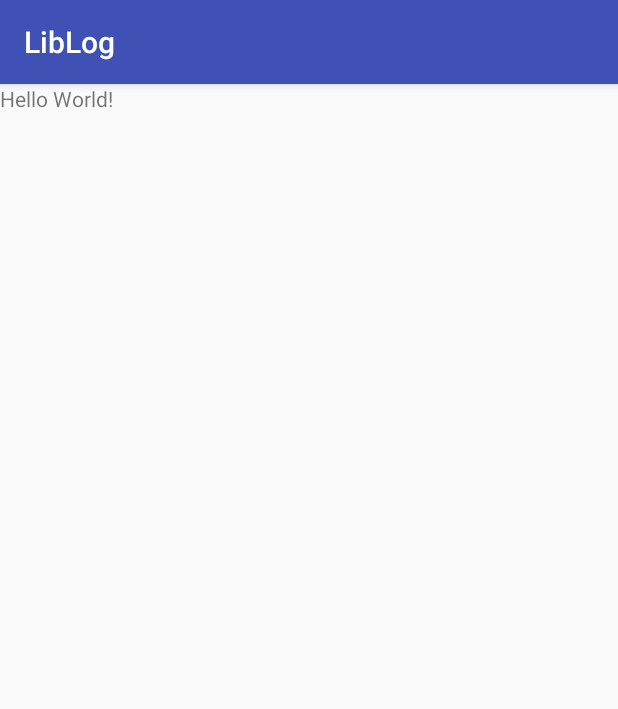
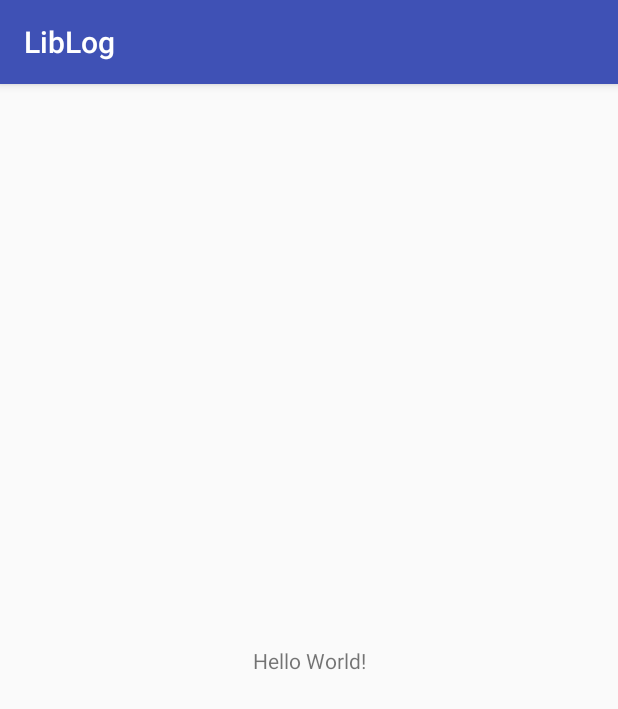
Before and after one commit to rhinoSp/LibLog, an Android app: the screen it shows after launch (MainActivity), on a phone screen of 412 x 824 dp. Shown: the top 709 px of the screen. Run offline under Robolectric (Android 15) with nearby library versions, the phone set to English and light mode, and no system bars.

Commit message:
修改crash日志处理

```diff
--- a/app/pkg.gradle
+++ b/app/pkg.gradle
@@ -9,9 +9,10 @@ ext.signKeyPass = '123456'
 /**
  * 输出APK文件信息
  */
+ext.apkApplicationId = 'com.rhino.log.demo'
+ext.apkVersionName = '1.0.1'
+ext.apkVersionCode = 1
 ext.apkFilePrefix = 'app'
-ext.apkVersionName = '1.0'
-ext.apkVersionCode = 1
 ext.apkOutPutDir = "${rootDir}/outPutApk"
 
 static def buildDate() {
--- a/app/src/main/AndroidManifest.xml
+++ b/app/src/main/AndroidManifest.xml
@@ -3,6 +3,7 @@
     package="com.rhino.log.demo">
 
     <application
+        android:name=".App"
         android:allowBackup="true"
         android:icon="@mipmap/ic_rhino_launcher"
         android:label="@string/app_name"
--- /dev/null
+++ b/app/src/main/java/com/rhino/log/demo/App.java
@@ -0,0 +1,20 @@
+package com.rhino.log.demo;
+
+import android.app.Application;
+
+import com.rhino.log.LogUtils;
+import com.rhino.log.crash.CrashHandlerUtils;
+
+/**
+ * @author LuoLin
+ * @since Create on 2021/6/2
+ **/
+public class App extends Application {
+
+    @Override
+    public void onCreate() {
+        super.onCreate();
+        LogUtils.init(this, true, true);
+        CrashHandlerUtils.getInstance().init(this, new CrashHandler());
+    }
+}
--- a/app/src/main/java/com/rhino/log/demo/MainActivity.java
+++ b/app/src/main/java/com/rhino/log/demo/MainActivity.java
@@ -1,14 +1,13 @@
 package com.rhino.log.demo;
 
 import android.Manifest;
-import android.support.annotation.NonNull;
-import android.support.v4.app.ActivityCompat;
-import android.support.v7.app.AppCompatActivity;
 import android.os.Bundle;
 
+import androidx.annotation.NonNull;
+import androidx.appcompat.app.AppCompatActivity;
+import androidx.core.app.ActivityCompat;
+
 import com.rhino.log.LogUtils;
-import com.rhino.log.crash.CrashHandlerUtils;
-import com.rhino.log.crash.DefaultCrashHandler;
 
 
 public class MainActivity extends AppCompatActivity {
@@ -24,8 +23,6 @@ public class MainActivity extends AppCompatActivity {
     protected void onCreate(Bundle savedInstanceState) {
         super.onCreate(savedInstanceState);
         setContentView(R.layout.activity_main);
-        LogUtils.init(this, true, true);
-        CrashHandlerUtils.getInstance().init(this, new DefaultCrashHandler());
 
         ActivityCompat.requestPermissions(this, PERMISSIONS, 11);
 
@@ -45,7 +42,7 @@ public class MainActivity extends AppCompatActivity {
     @Override
     public void onBackPressed() {
         super.onBackPressed();
-        int i = 1/0;
+        int i = 1 / 0;
     }
 
     @Override
--- a/app/src/main/res/layout/activity_main.xml
+++ b/app/src/main/res/layout/activity_main.xml
@@ -1,11 +1,16 @@
 <?xml version="1.0" encoding="utf-8"?>
-<LinearLayout xmlns:android="http://schemas.android.com/apk/res/android"
+<androidx.constraintlayout.widget.ConstraintLayout xmlns:android="http://schemas.android.com/apk/res/android"
+    xmlns:app="http://schemas.android.com/apk/res-auto"
     android:layout_width="match_parent"
     android:layout_height="match_parent">
 
     <TextView
         android:layout_width="wrap_content"
         android:layout_height="wrap_content"
-        android:text="Hello World!"/>
+        android:text="Hello World!"
+        app:layout_constraintBottom_toBottomOf="parent"
+        app:layout_constraintLeft_toLeftOf="parent"
+        app:layout_constraintRight_toRightOf="parent"
+        app:layout_constraintTop_toTopOf="parent" />
 
-</LinearLayout>
+</androidx.constraintlayout.widget.ConstraintLayout>
--- a/gradle.properties
+++ b/gradle.properties
@@ -6,8 +6,12 @@
 # http://www.gradle.org/docs/current/userguide/build_environment.html
 # Specifies the JVM arguments used for the daemon process.
 # The setting is particularly useful for tweaking memory settings.
-org.gradle.jvmargs=-Xmx1536m
+org.gradle.jvmargs=-Xmx2048m -Dfile.encoding=UTF-8
 # When configured, Gradle will run in incubating parallel mode.
 # This option should only be used with decoupled projects. More details, visit
 # http://www.gradle.org/docs/current/userguide/multi_project_builds.html#sec:decoupled_projects
 # org.gradle.parallel=true
+# AndroidX package structure to make it clearer which packages are bundled with the
+# Android operating system, and which are packaged with your app"s APK
+# https://developer.android.com/topic/libraries/support-library/androidx-rn
+android.useAndroidX=true
--- a/libLog/build.gradle
+++ b/libLog/build.gradle
@@ -22,5 +22,8 @@ android {
 
 dependencies {
     implementation fileTree(dir: 'libs', include: ['*.jar'])
-    api rootProject.ext.dependencies["appcompat-v7"]
+    implementation rootProject.ext.core_ktx
+    implementation rootProject.ext.appcompat
+    implementation rootProject.ext.material
+    implementation rootProject.ext.constraintlayout
 }
```
Also changed, not shown: app/build.gradle (+9 -6 lines), app/src/main/java/com/rhino/log/demo/CrashHandler.java (added, +26 -0 lines), build.gradle (+8 -1 lines), config.gradle (+21 -0 lines), libLog/src/main/java/com/rhino/log/crash/CrashHandlerUtils.java (+12 -12 lines), libLog/src/main/java/com/rhino/log/crash/CrashService.java (+15 -12 lines), libLog/src/main/java/com/rhino/log/crash/CrashTipsActivity.java (+17 -3 lines), libLog/src/main/java/com/rhino/log/crash/DefaultCrashHandler.java (+7 -2 lines), gradle/wrapper/gradle-wrapper.properties.
